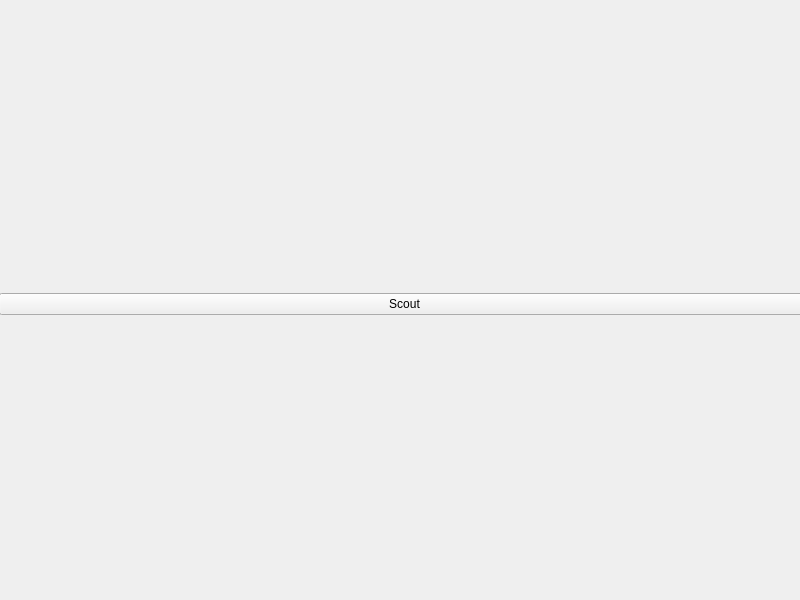
Old version of the form src/nqrduck_spectrometer_scout/resources/scout_widget.ui in the repository jupfi/nqrduck-spectrometer-scout.
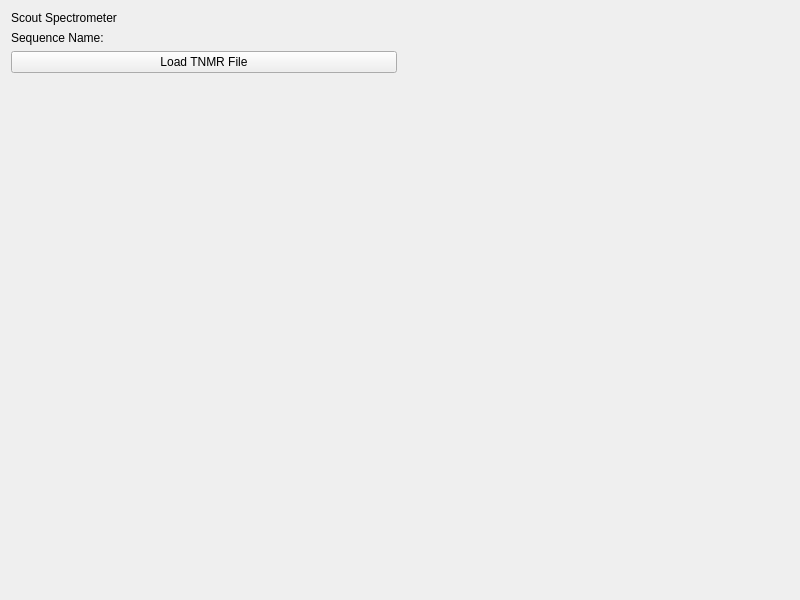
New version of the form.

Commit message: Started implementation of scout communication.

The edit to the form file:
```diff
--- a/src/nqrduck_spectrometer_scout/resources/scout_widget.ui
+++ b/src/nqrduck_spectrometer_scout/resources/scout_widget.ui
@@ -13,25 +13,53 @@
   <property name="windowTitle">
    <string>Form</string>
   </property>
-  <widget class="QWidget" name="gridLayoutWidget">
-   <property name="geometry">
-    <rect>
-     <x>-1</x>
-     <y>-1</y>
-     <width>811</width>
-     <height>611</height>
-    </rect>
-   </property>
+  <layout class="QVBoxLayout" name="verticalLayout">
+   <item>
    <layout class="QGridLayout" name="gridLayout">
+     <item row="1" column="0">
+      <widget class="QLabel" name="sequenceLabel">
+       <property name="text">
+        <string>Sequence Name:</string>
+       </property>
+      </widget>
+     </item>
+     <item row="2" column="0">
+      <widget class="QPushButton" name="loadfileButton">
+       <property name="text">
+        <string>Load TNMR File</string>
+       </property>
+      </widget>
+     </item>
+     <item row="1" column="1">
+      <widget class="QLabel" name="filenameLabel">
+       <property name="text">
+        <string/>
+       </property>
+      </widget>
+     </item>
     <item row="0" column="0">
-     <widget class="QPushButton" name="pushButton">
+      <widget class="QLabel" name="titleLabel">
       <property name="text">
-       <string>Scout</string>
+        <string>Scout Spectrometer</string>
       </property>
      </widget>
     </item>
-   </layout>
-  </widget>
+     <item row="3" column="0">
+      <spacer name="verticalSpacer">
+       <property name="orientation">
+        <enum>Qt::Vertical</enum>
+       </property>
+       <property name="sizeHint" stdset="0">
+        <size>
+         <width>20</width>
+         <height>40</height>
+        </size>
+       </property>
+      </spacer>
+     </item>
+    </layout>
+   </item>
+  </layout>
  </widget>
  <resources/>
  <connections/>
```
Lines whose indentation alone changed are shown as unchanged. The commit also changes 5 other files.
